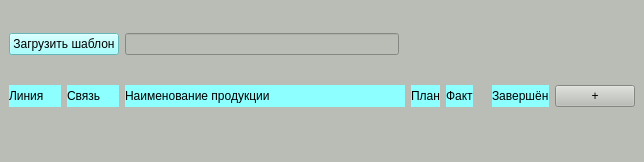
avovana/master_labeling, file mainwindow.ui: the form before one commit.
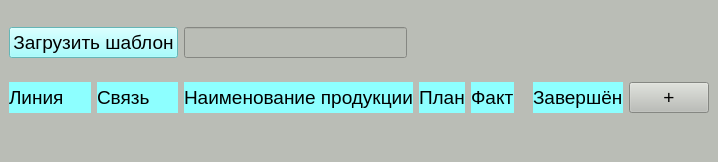
The form after the commit.

Patch:
```diff
--- a/mainwindow.ui
+++ b/mainwindow.ui
@@ -20,6 +20,11 @@
    <layout class="QGridLayout" name="gridLayout">
     <item row="1" column="3" colspan="2">
      <widget class="QLabel" name="product_name_label">
+      <property name="font">
+       <font>
+        <pointsize>14</pointsize>
+       </font>
+      </property>
       <property name="styleSheet">
        <string notr="true">background-color: rgb(141, 255, 255);</string>
       </property>
@@ -30,6 +35,11 @@
     </item>
     <item row="0" column="0" colspan="2">
      <widget class="QPushButton" name="make_template_pushbutton">
+      <property name="font">
+       <font>
+        <pointsize>14</pointsize>
+       </font>
+      </property>
       <property name="styleSheet">
        <string notr="true">background-color: rgb(141, 255, 255);</string>
       </property>
@@ -40,6 +50,11 @@
     </item>
     <item row="1" column="6">
      <widget class="QLabel" name="current_label">
+      <property name="font">
+       <font>
+        <pointsize>14</pointsize>
+       </font>
+      </property>
       <property name="styleSheet">
        <string notr="true">background-color: rgb(141, 255, 255);</string>
       </property>
@@ -57,6 +72,11 @@
     </item>
     <item row="1" column="5">
      <widget class="QLabel" name="plan_label">
+      <property name="font">
+       <font>
+        <pointsize>14</pointsize>
+       </font>
+      </property>
       <property name="styleSheet">
        <string notr="true">background-color: rgb(141, 255, 255);</string>
       </property>
@@ -70,6 +90,11 @@
       <property name="enabled">
        <bool>true</bool>
       </property>
+      <property name="font">
+       <font>
+        <pointsize>14</pointsize>
+       </font>
+      </property>
       <property name="text">
        <string>+</string>
       </property>
@@ -77,6 +102,11 @@
     </item>
     <item row="1" column="1">
      <widget class="QLabel" name="scaner_status_label">
+      <property name="font">
+       <font>
+        <pointsize>14</pointsize>
+       </font>
+      </property>
       <property name="styleSheet">
        <string notr="true">background-color: rgb(141, 255, 255);</string>
       </property>
@@ -87,6 +117,11 @@
     </item>
     <item row="1" column="0">
      <widget class="QLabel" name="line_number_label">
+      <property name="font">
+       <font>
+        <pointsize>14</pointsize>
+       </font>
+      </property>
       <property name="styleSheet">
        <string notr="true">background-color: rgb(141, 255, 255);</string>
       </property>
@@ -97,6 +132,11 @@
     </item>
     <item row="1" column="8" colspan="2">
      <widget class="QLabel" name="status_finish_label">
+      <property name="font">
+       <font>
+        <pointsize>14</pointsize>
+       </font>
+      </property>
       <property name="styleSheet">
        <string notr="true">background-color: rgb(141, 255, 255);</string>
       </property>
@@ -106,7 +146,13 @@
      </widget>
     </item>
     <item row="0" column="3">
-     <widget class="QLineEdit" name="product_name_lineedit"/>
+     <widget class="QLineEdit" name="product_name_lineedit">
+      <property name="font">
+       <font>
+        <pointsize>14</pointsize>
+       </font>
+      </property>
+     </widget>
     </item>
    </layout>
   </widget>
```
